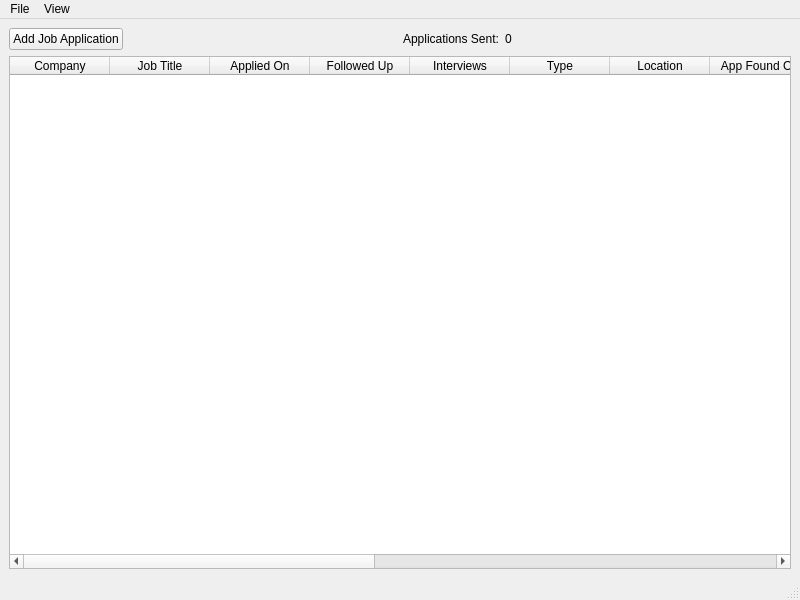
dwp1084/QtJobAppTracker, file JobAppTracker/QtGUI/ui/JobAppTrackerMainWindow.ui: the form before one commit.
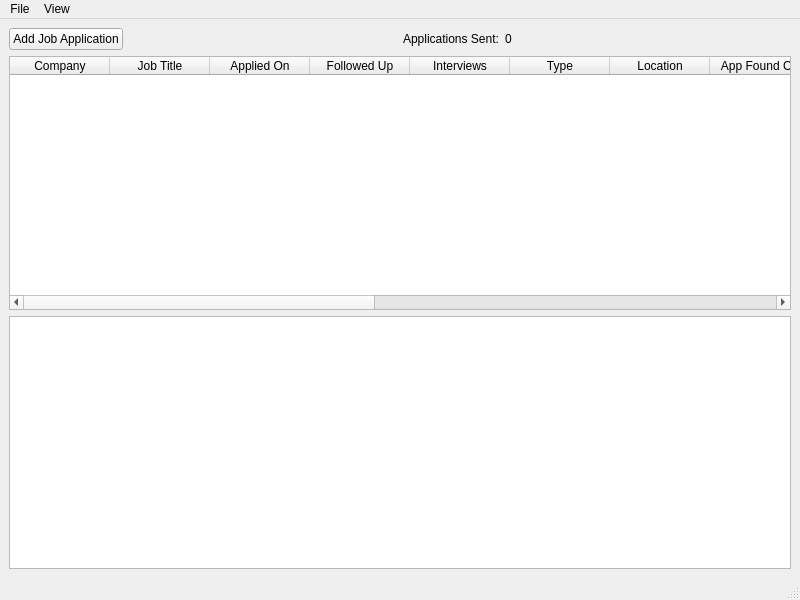
The form after the commit.

Commit message: Added TableView and implemented functionality alongside old table.

What changed in the file:
```diff
--- a/JobAppTracker/QtGUI/ui/JobAppTrackerMainWindow.ui
+++ b/JobAppTracker/QtGUI/ui/JobAppTrackerMainWindow.ui
@@ -159,6 +159,16 @@
       </column>
      </widget>
     </item>
+    <item>
+     <widget class="QTableView" name="appTableView">
+      <property name="editTriggers">
+       <set>QAbstractItemView::EditTrigger::NoEditTriggers</set>
+      </property>
+      <attribute name="horizontalHeaderMinimumSectionSize">
+       <number>50</number>
+      </attribute>
+     </widget>
+    </item>
    </layout>
   </widget>
   <widget class="QMenuBar" name="menubar">
```
The commit also changes 2 other files.
